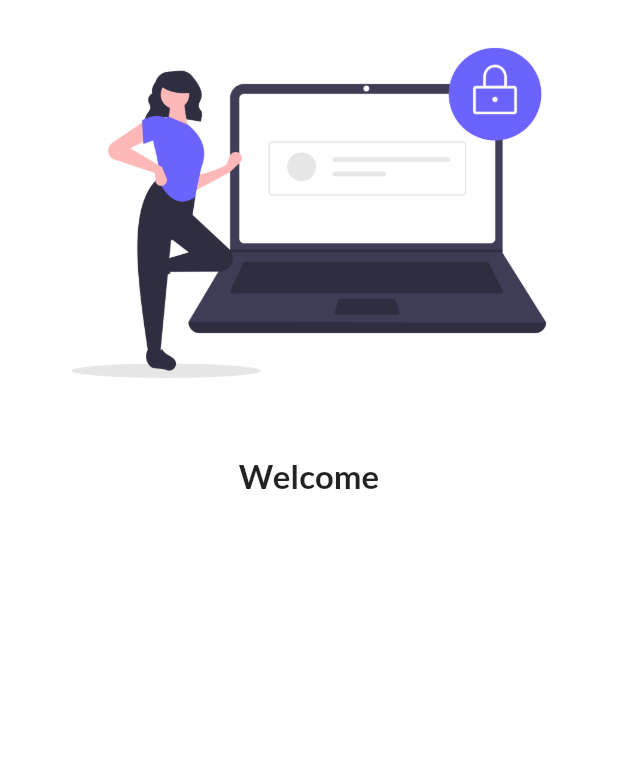
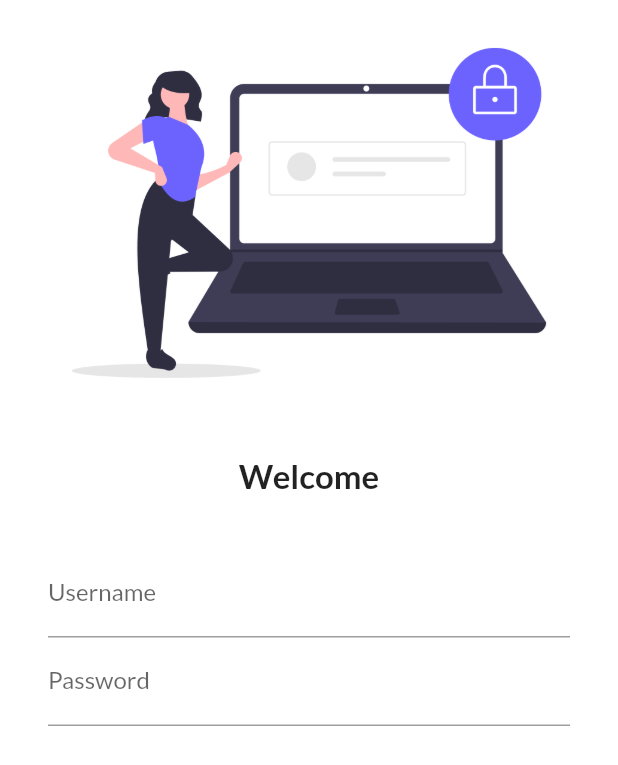
Before and after one commit to AyshChaudhary/test-flutter, a Flutter app: the screen it shows after launch, on a phone screen of 412 x 824 dp. Shown: the top 765 px of the screen. Run offline on Flutter 3.47's test engine with Material 2 defaults, Android fonts, the phone set to English and light mode, and no system bars; our stand-ins replace google_fonts.

Commit message:
Update loginPage.dart
Username and password textbox

```diff
--- a/flutter_application_1/lib/pages/loginPage.dart
+++ b/flutter_application_1/lib/pages/loginPage.dart
@@ -26,6 +26,23 @@ class LOGINPAGE extends StatelessWidget {
           SizedBox(
             height: 20.0,
           ),
+          Padding(
+            padding:
+                const EdgeInsets.symmetric(vertical: 16.0, horizontal: 32.0),
+            child: Column(
+              children: [
+                TextFormField(
+                  decoration: InputDecoration(
+                      hintText: "Enter Your Username", labelText: "Username"),
+                ),
+                TextFormField(
+                  obscureText: true,
+                  decoration: InputDecoration(
+                      hintText: "Enter Your Password", labelText: "Password"),
+                ),
+              ],
+            ),
+          )
         ],
       ),
     );
```
